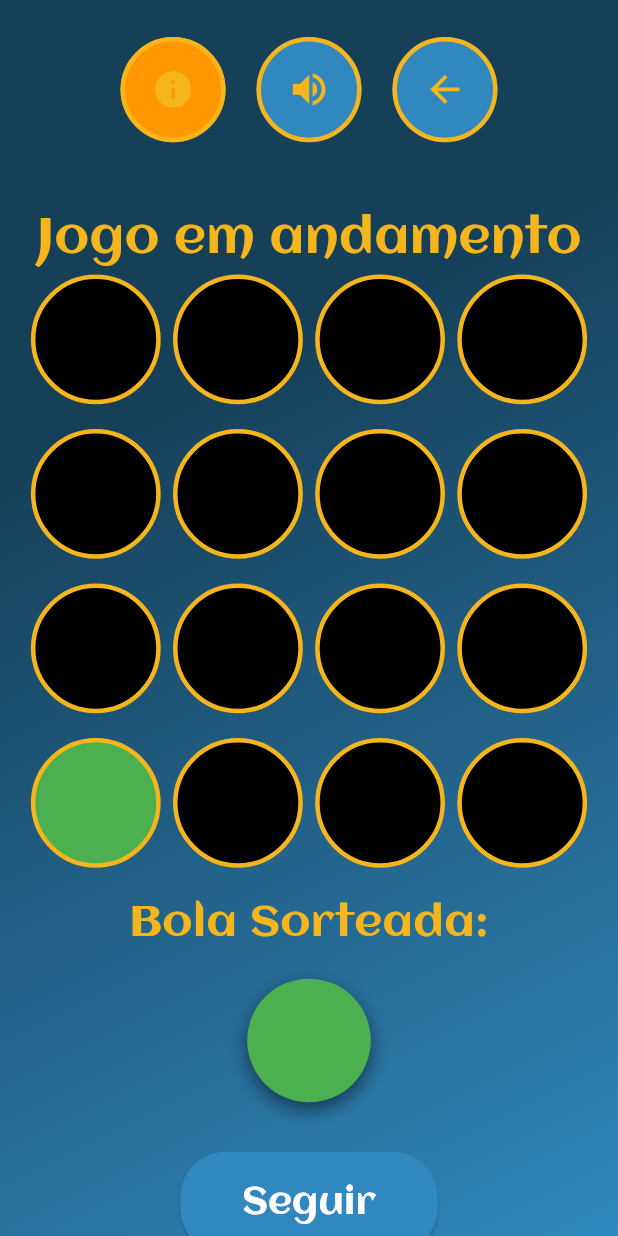
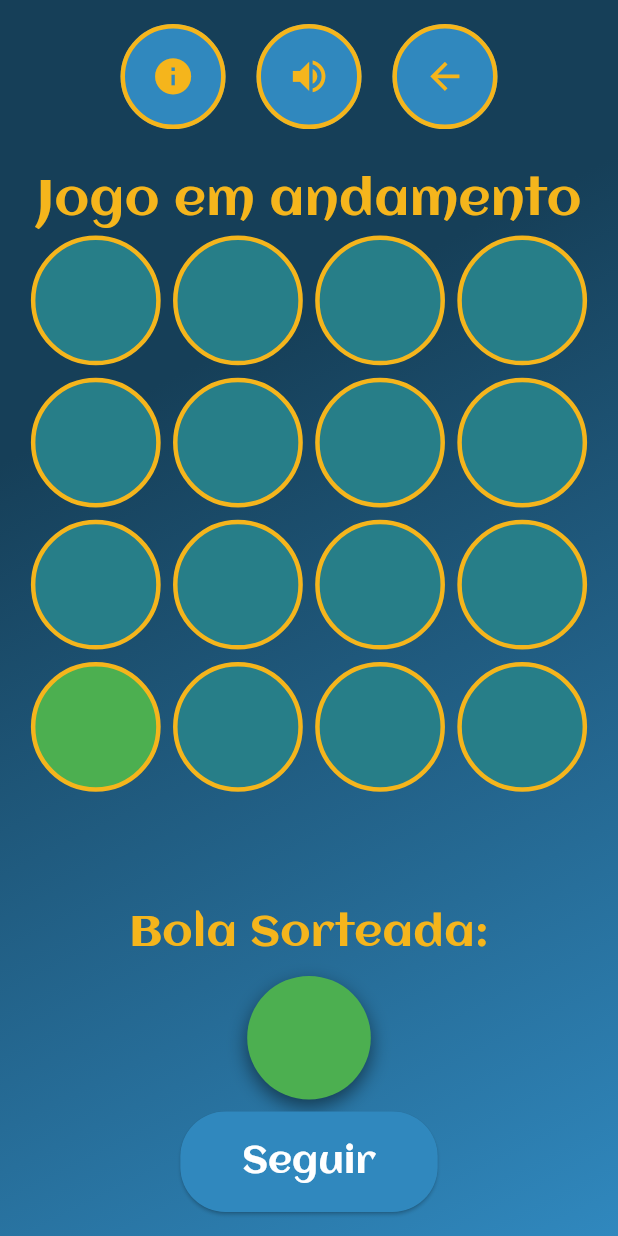
Before and after one commit to anawcarol/Jogo-dos-caminhos, a Flutter app: the GameScreen screen opened directly with empty values, after a tap on the "info" icon, on a phone screen of 412 x 824 dp. Run offline on Flutter 3.47's test engine with Material 3 defaults, Android fonts, the phone set to English and light mode, and no system bars.

Commit message:
atualizando solo_game e game_screen

```diff
--- a/jogo_dos_caminhos/lib/components/game_screen.dart
+++ b/jogo_dos_caminhos/lib/components/game_screen.dart
@@ -1,8 +1,5 @@
 import 'package:flutter/material.dart';
 import 'dart:math';
-
-// Variável global para armazenar o índice do botão selecionado
-int selectedButtonIndex = -1;
 
 class GameScreen extends StatefulWidget {
   final List<bool> selectedLocations;
@@ -14,20 +11,39 @@ class GameScreen extends StatefulWidget {
 }
 
 class _GameScreenState extends State<GameScreen> {
-  List<Color> balls = [Colors.green, Colors.green, Colors.green, Colors.red, Colors.red, Colors.red];
+  List<Color> balls = [
+    Colors.green,
+    Colors.green,
+    Colors.green,
+    Colors.red,
+    Colors.red,
+    Colors.red,
+  ];
   Color ballColor = Colors.green;
   List<String> sortedBalls = [];
+  // Matriz que marca as células visitadas (movimento do caminho).
   List<List<bool>> matrix = List.generate(4, (_) => List.filled(4, false));
-  List<List<bool>> yellowMatrix = List.generate(4, (_) => List.filled(4, false)); // Matriz para os locais amarelos
+  // Matriz para marcar a célula selecionada na tela anterior.
+  List<List<bool>> yellowMatrix = List.generate(4, (_) => List.filled(4, false));
   List<Offset> path = [];
-  int currentX = 3; // Linha inicial na matriz (começa de baixo)
-  int currentY = 0; // Coluna inicial na matriz
+  int currentX = 3; // Linha inicial (de baixo)
+  int currentY = 0; // Coluna inicial
+  bool? victory; // true se vitória, false se derrota
 
   @override
   void initState() {
     super.initState();
-    path.add(Offset(currentX.toDouble(), currentY.toDouble())); // Ponto inicial
-    matrix[currentX][currentY] = true; // Marcar o ponto inicial como visitado
+    // Inicializa o ponto de partida.
+    path.add(Offset(currentX.toDouble(), currentY.toDouble()));
+    matrix[currentX][currentY] = true;
+
+    // Marca a célula selecionada na primeira tela.
+    int selectedIndex = widget.selectedLocations.indexWhere((element) => element);
+    if (selectedIndex != -1) {
+      int row = selectedIndex ~/ 4;
+      int col = selectedIndex % 4;
+      yellowMatrix[row][col] = true;
+    }
   }
 
   void _sortearBola() {
@@ -39,6 +55,11 @@ class _GameScreenState extends State<GameScreen> {
       sortedBalls.add(ballType);
 
       _calcularCaminho(ballColor);
+
+      // Quando não houver mais bolas, verifica vitória.
+      if (balls.isEmpty) {
+        _checkVictory();
+      }
     });
   }
 
@@ -47,18 +68,18 @@ class _GameScreenState extends State<GameScreen> {
     int nextY = currentY;
 
     if (bola == Colors.green) {
-      // Movimenta-se para a direita, se possível
+      // Movimento para a direita, se possível.
       if (currentY + 1 < 4 && !matrix[currentX][currentY + 1]) {
         nextY = currentY + 1;
       }
     } else {
-      // Movimenta-se para cima, se possível
+      // Movimento para cima, se possível.
       if (currentX - 1 >= 0 && !matrix[currentX - 1][currentY]) {
         nextX = currentX - 1;
       }
     }
 
-    // Atualizar posição
+    // Atualiza a posição se houver mudança.
     if (nextX != currentX || nextY != currentY) {
       currentX = nextX;
       currentY = nextY;
@@ -67,21 +88,63 @@ class _GameScreenState extends State<GameScreen> {
     }
   }
 
-  void _selecionarLocal(int row, int col) {
-    setState(() {
-      yellowMatrix[row][col] = true; // Marca o local selecionado como amarelo
-    });
+  void _checkVictory() {
+    int selectedIndex = widget.selectedLocations.indexWhere((element) => element);
+    if (selectedIndex != -1) {
+      int row = selectedIndex ~/ 4;
+      int col = selectedIndex % 4;
+      // Verifica se algum ponto do caminho corresponde à célula selecionada.
+      bool win = path.any((offset) => offset.dx.toInt() == row && offset.dy.toInt() == col);
+      victory = win;
+      // Exibe um diálogo com o resultado.
+      showDialog(
+        context: context,
+        builder: (context) => AlertDialog(
+          title: Text(win ? "Vitória!" : "Derrota!"),
+          content: Text(win
+              ? "O caminho passou pela bola selecionada."
+              : "O caminho não passou pela bola selecionada."),
+          actions: [
+            TextButton(
+              onPressed: () => Navigator.pop(context),
+              child: Text("OK"),
+            ),
+          ],
+        ),
+      );
+    }
   }
 
-  void _onNavigationButtonPressed(int index) {
-    setState(() {
-      selectedButtonIndex = index;
-    });
+  Widget _buildNavigationButton(
+    BuildContext context, {
+    required IconData icon,
+    required VoidCallback onPressed,
+    required int index,
+  }) {
+    final screenWidth = MediaQuery.of(context).size.width;
+    // Agora, todos os botões terão o mesmo background, seguindo o padrão da Location.
+    return ElevatedButton(
+      onPressed: onPressed,
+      style: ElevatedButton.styleFrom(
+        shape: const CircleBorder(),
+        backgroundColor: const Color(0xFF3088BE),
+        padding: EdgeInsets.all(screenWidth * 0.05),
+        shadowColor: Colors.transparent,
+        side: const BorderSide(
+          color: Color(0xFFF5B51C),
+          width: 3,
+        ),
+      ),
+      child: Icon(
+        icon,
+        size: screenWidth * 0.07,
+        color: const Color(0xFFF5B51C),
+      ),
+    );
   }
 
   @override
   Widget build(BuildContext context) {
-    final screenHeight = MediaQuery.of(context).size.height;
     final screenWidth = MediaQuery.of(context).size.width;
 
     return Scaffold(
@@ -97,10 +160,11 @@ class _GameScreenState extends State<GameScreen> {
         child: SafeArea(
           child: Column(
             children: [
+              // Linha de navegação superior.
               Padding(
                 padding: EdgeInsets.symmetric(
-                  vertical: screenHeight * 0.03,
-                  horizontal: screenWidth * 0.04,
+                  vertical: 16.0,
+                  horizontal: 16.0,
                 ),
                 child: Row(
                   mainAxisAlignment: MainAxisAlignment.center,
@@ -108,14 +172,14 @@ class _GameScreenState extends State<GameScreen> {
                     _buildNavigationButton(
                       context,
                       icon: Icons.info,
-                      onPressed: () => _onNavigationButtonPressed(0),
+                      onPressed: () {},
                       index: 0,
                     ),
                     SizedBox(width: screenWidth * 0.05),
                     _buildNavigationButton(
                       context,
                       icon: Icons.volume_up,
-                      onPressed: () => _onNavigationButtonPressed(1),
+                      onPressed: () {},
                       index: 1,
                     ),
                     SizedBox(width: screenWidth * 0.05),
@@ -130,8 +194,9 @@ class _GameScreenState extends State<GameScreen> {
                   ],
                 ),
               ),
+              // Título.
               Padding(
-                padding: EdgeInsets.only(top: screenHeight * 0.02),
+                padding: const EdgeInsets.only(top: 8.0),
                 child: Text(
                   'Jogo em andamento',
                   style: TextStyle(
@@ -141,41 +206,44 @@ class _GameScreenState extends State<GameScreen> {
                   ),
                 ),
               ),
-              Padding(
+              // Área de jogo: grid de células.
+              Expanded(
+                child: Padding(
                   padding: EdgeInsets.symmetric(horizontal: screenWidth * 0.05),
                   child: GridView.builder(
-                  shrinkWrap: true,
-                  physics: NeverScrollableScrollPhysics(),
+                    physics: const NeverScrollableScrollPhysics(),
                     gridDelegate: SliverGridDelegateWithFixedCrossAxisCount(
                       crossAxisCount: 4,
                       crossAxisSpacing: screenWidth * 0.02,
-                    mainAxisSpacing: screenHeight * 0.02,
+                      mainAxisSpacing: screenWidth * 0.02,
+                      childAspectRatio: 1,
                     ),
                     itemCount: 16,
                     itemBuilder: (context, index) {
                       int row = index ~/ 4;
                       int col = index % 4;
-                    return GestureDetector(
-                      onTap: () {
-                        _selecionarLocal(row, col); // Marca o local ao clicar
-                      },
-                      child: AnimatedContainer(
+                      return AnimatedContainer(
                         duration: const Duration(milliseconds: 300),
                         decoration: BoxDecoration(
                           color: yellowMatrix[row][col]
-                              ? Colors.yellow // Manter o local amarelo
-                              : (matrix[row][col] ? Colors.green : Colors.black),
+                              ? Colors.yellow
+                              : (matrix[row][col]
+                                  ? Colors.green
+                                  : const Color.fromARGB(255, 39, 126, 136)),
                           shape: BoxShape.circle,
                           border: Border.all(
-                              color: const Color(0xFFF5B51C), width: 3),
+                            color: const Color(0xFFF5B51C),
+                            width: 3,
                           ),
                         ),
                       );
                     },
                   ),
                 ),
+              ),
+              // Informações da bola sorteada.
               Padding(
-                padding: EdgeInsets.symmetric(vertical: screenHeight * 0.02),
+                padding: const EdgeInsets.symmetric(vertical: 8.0),
                 child: Column(
                   children: [
                     Text(
@@ -186,7 +254,7 @@ class _GameScreenState extends State<GameScreen> {
                         fontFamily: 'Aclonica',
                       ),
                     ),
-                    SizedBox(height: screenHeight * 0.02),
+                    SizedBox(height: 8.0),
                     Container(
                       width: screenWidth * 0.2,
                       height: screenWidth * 0.2,
@@ -197,7 +265,7 @@ class _GameScreenState extends State<GameScreen> {
                           BoxShadow(
                             color: Colors.black.withOpacity(0.5),
                             blurRadius: 10,
-                            offset: Offset(0, 5),
+                            offset: const Offset(0, 5),
                           ),
                         ],
                       ),
@@ -205,14 +273,17 @@ class _GameScreenState extends State<GameScreen> {
                   ],
                 ),
               ),
+              // Botão para sortear bola.
               Padding(
-                padding: EdgeInsets.symmetric(vertical: screenHeight * 0.02),
+                padding: const EdgeInsets.only(bottom: 16.0),
                 child: ElevatedButton(
                   onPressed: balls.isEmpty ? null : _sortearBola,
                   style: ElevatedButton.styleFrom(
-                    backgroundColor: Color(0xFF3088BE),
+                    backgroundColor: const Color(0xFF3088BE),
                     padding: EdgeInsets.symmetric(
-                        horizontal: screenWidth * 0.1, vertical: screenHeight * 0.02),
+                      horizontal: screenWidth * 0.1,
+                      vertical: 16.0,
+                    ),
                     shape: RoundedRectangleBorder(
                       borderRadius: BorderRadius.circular(30),
                     ),
@@ -227,68 +298,10 @@ class _GameScreenState extends State<GameScreen> {
                   ),
                 ),
               ),
-              CustomPaint(
-                size: Size(screenWidth, screenHeight),
-                painter: LinePainter(path),
-              ),
             ],
           ),
         ),
       ),
     );
   }
-
-  Widget _buildNavigationButton(
-    BuildContext context, {
-    required IconData icon,
-    required VoidCallback onPressed,
-    required int index,
-  }) {
-    final screenWidth = MediaQuery.of(context).size.width;
-    return ElevatedButton(
-      onPressed: onPressed,
-      style: ElevatedButton.styleFrom(
-        shape: const CircleBorder(),
-        backgroundColor: selectedButtonIndex == index ? Colors.orange : const Color(0xFF3088BE),
-        padding: EdgeInsets.all(screenWidth * 0.05),
-        shadowColor: Colors.transparent,
-        side: const BorderSide(
-          color: Color(0xFFF5B51C),
-          width: 3,
-        ),
-      ),
-      child: Icon(
-        icon,
-        size: screenWidth * 0.07,
-        color: const Color(0xFFF5B51C),
-      ),
-    );
 }
-}
-
-class LinePainter extends CustomPainter {
-  final List<Offset> path;
-
-  LinePainter(this.path);
-
-  @override
-  void paint(Canvas canvas, Size size) {
-    Paint paint = Paint()
-      ..strokeWidth = 5
-      ..style = PaintingStyle.stroke
-      ..color = Colors.yellow;
-
-    for (int i = 0; i < path.length - 1; i++) {
-      Offset start = Offset(path[i].dy * size.width / 4 + size.width / 8,
-          size.height - (path[i].dx * size.height / 4 + size.height / 8));
-      Offset end = Offset(path[i + 1].dy * size.width / 4 + size.width / 8,
-          size.height - (path[i + 1].dx * size.height / 4 + size.height / 8));
-      canvas.drawLine(start, end, paint);
-    }
-  }
-
-  @override
-  bool shouldRepaint(CustomPainter oldDelegate) {
-    return true; // Repaint sempre que o caminho mudar
-  }
-}
--- a/jogo_dos_caminhos/lib/components/solo_game.dart
+++ b/jogo_dos_caminhos/lib/components/solo_game.dart
@@ -8,6 +8,7 @@ class LocationSelectionScreen extends StatefulWidget {
 }
 
 class _LocationSelectionScreenState extends State<LocationSelectionScreen> {
+  // Guarda qual célula foi selecionada (única seleção).
   List<bool> selectedLocations = List.generate(16, (index) => false);
   final List<int> restrictedIndices = [3, 12];
 
@@ -29,7 +30,7 @@ class _LocationSelectionScreenState extends State<LocationSelectionScreen> {
         child: SafeArea(
           child: Column(
             children: [
-              // Botões superiores de navegação.
+              // Botões de navegação superiores.
               Padding(
                 padding: EdgeInsets.symmetric(
                   vertical: screenHeight * 0.06,
@@ -66,7 +67,12 @@ class _LocationSelectionScreenState extends State<LocationSelectionScreen> {
                                 ),
                               );
                             }
-                          : () {},
+                          : () {
+                              // Se nenhum local for selecionado, mostra um feedback.
+                              ScaffoldMessenger.of(context).showSnackBar(
+                                SnackBar(content: Text("Selecione um local antes de prosseguir!")),
+                              );
+                            },
                     ),
                   ],
                 ),
@@ -100,6 +106,7 @@ class _LocationSelectionScreenState extends State<LocationSelectionScreen> {
                             ? null
                             : () {
                                 setState(() {
+                                  // Seleciona apenas o índice tocado.
                                   for (int i = 0; i < selectedLocations.length; i++) {
                                     selectedLocations[i] = i == index;
                                   }
@@ -109,7 +116,7 @@ class _LocationSelectionScreenState extends State<LocationSelectionScreen> {
                           duration: const Duration(milliseconds: 300),
                           decoration: BoxDecoration(
                             color: selectedLocations[index]
-                                ? Colors.green
+                                ? Colors.yellow // Seleção fica em amarelo.
                                 : (isRestricted
                                     ? Colors.grey
                                     : const Color.fromARGB(255, 39, 126, 136)),
@@ -125,7 +132,6 @@ class _LocationSelectionScreenState extends State<LocationSelectionScreen> {
                   ),
                 ),
               ),
-
               Padding(
                 padding: EdgeInsets.only(top: screenHeight * 0.02),
                 child: Text(
@@ -137,8 +143,8 @@ class _LocationSelectionScreenState extends State<LocationSelectionScreen> {
                   ),
                 ),
               ),
-             SizedBox(height: screenHeight * 0.02),
-              // Ícones no final da página.
+              SizedBox(height: screenHeight * 0.02),
+              // Ícones na parte inferior da tela.
               Padding(
                 padding: EdgeInsets.only(bottom: screenHeight * 0.02),
                 child: Row(
```
Lines whose indentation alone changed are shown as unchanged.
